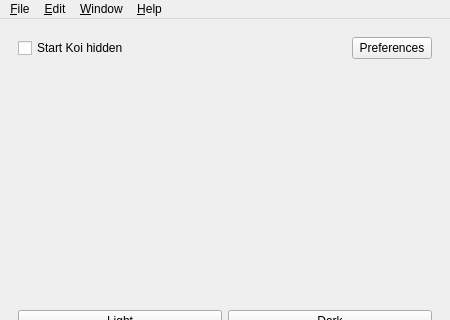
Old version of the form src/mainwindow.ui in the repository baduhai/Koi; both pictures show x 0 to 450 and y 0 to 320 of the 450 by 600 pixel window.
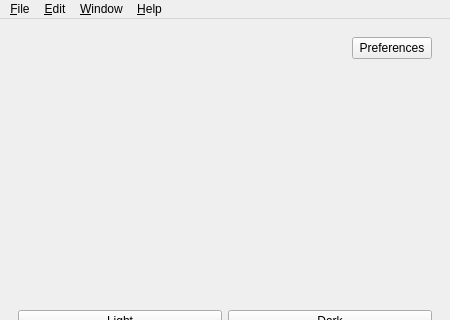
New version of the form. Icons and pictures are not drawn. Custom widgets are drawn as their Qt base class.

```diff
--- a/src/mainwindow.ui
+++ b/src/mainwindow.ui
@@ -27,13 +27,6 @@
       <layout class="QGridLayout" name="gridLayout_2">
        <item row="0" column="0">
         <layout class="QHBoxLayout" name="topSettings">
-         <item>
-          <widget class="QCheckBox" name="hiddenCheckBox">
-           <property name="text">
-            <string>Start Koi hidden</string>
-           </property>
-          </widget>
-         </item>
          <item>
           <spacer name="horizontalSpacer">
            <property name="orientation">
```
